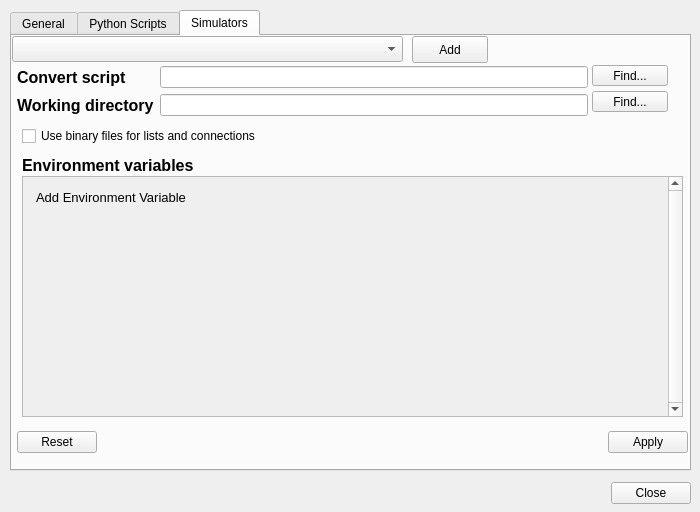
The window that settings_window.ui (SpineML/SpineCreator) describes before a commit, drawn with Qt 5.
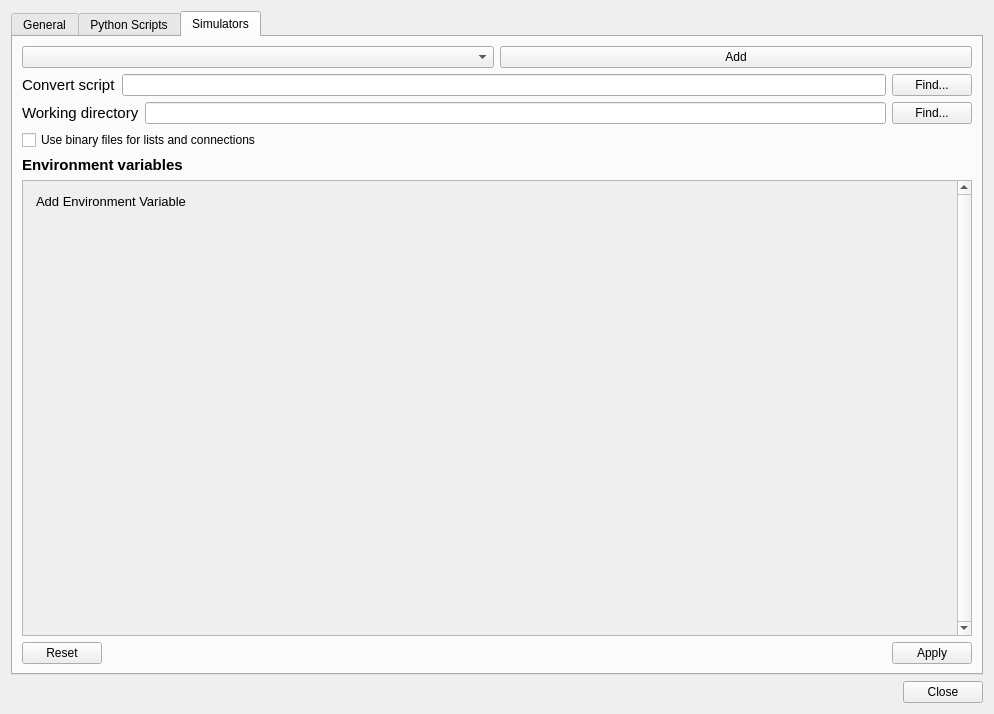
The same window after the commit. The open tabs and pages were chosen to show the change. Icons and pictures are not drawn.

Commit message: Improves layout of settings window. Adds python path and PYTHONHOME settings for non-standard Python installations

What changed in the file:
```diff
--- a/settings_window.ui
+++ b/settings_window.ui
@@ -6,12 +6,12 @@
    <rect>
     <x>0</x>
     <y>0</y>
-    <width>700</width>
-    <height>512</height>
+    <width>994</width>
+    <height>714</height>
    </rect>
   </property>
   <property name="sizePolicy">
-   <sizepolicy hsizetype="Fixed" vsizetype="Fixed">
+   <sizepolicy hsizetype="Expanding" vsizetype="Expanding">
     <horstretch>0</horstretch>
     <verstretch>0</verstretch>
    </sizepolicy>
@@ -22,12 +22,6 @@
     <height>512</height>
    </size>
   </property>
-  <property name="maximumSize">
-   <size>
-    <width>700</width>
-    <height>512</height>
-   </size>
-  </property>
   <property name="windowTitle">
    <string>Preferences</string>
   </property>
@@ -35,15 +29,9 @@
    <iconset resource="icons.qrc">
     <normaloff>:/icons/toolbar/edit.png</normaloff>:/icons/toolbar/edit.png</iconset>
   </property>
+  <layout class="QVBoxLayout" name="verticalLayout_4">
+   <item>
   <widget class="QTabWidget" name="tabWidget">
-   <property name="geometry">
-    <rect>
-     <x>10</x>
-     <y>10</y>
-     <width>681</width>
-     <height>461</height>
-    </rect>
-   </property>
    <property name="currentIndex">
     <number>0</number>
    </property>
@@ -219,18 +207,149 @@
     </widget>
    </widget>
    <widget class="QWidget" name="sims">
+      <property name="sizePolicy">
+       <sizepolicy hsizetype="Expanding" vsizetype="Expanding">
+        <horstretch>0</horstretch>
+        <verstretch>0</verstretch>
+       </sizepolicy>
+      </property>
     <attribute name="title">
      <string>Simulators</string>
     </attribute>
+      <layout class="QVBoxLayout" name="verticalLayout_8">
+       <item>
+        <layout class="QVBoxLayout" name="verticalLayout_6">
+         <item>
+          <layout class="QHBoxLayout" name="hl_sim">
+           <item>
+            <widget class="QComboBox" name="comboBox"/>
+           </item>
+           <item>
+            <widget class="QPushButton" name="addSim">
+             <property name="text">
+              <string>Add</string>
+             </property>
+            </widget>
+           </item>
+          </layout>
+         </item>
+         <item>
+          <layout class="QHBoxLayout" name="hl_convertscript">
+           <item>
+            <widget class="QLabel" name="scriptLabel">
+             <property name="font">
+              <font>
+               <pointsize>11</pointsize>
+               <weight>50</weight>
+               <bold>false</bold>
+              </font>
+             </property>
+             <property name="text">
+              <string>Convert script</string>
+             </property>
+            </widget>
+           </item>
+           <item>
+            <widget class="QLineEdit" name="scriptLineEdit">
+             <property name="sizePolicy">
+              <sizepolicy hsizetype="Expanding" vsizetype="Preferred">
+               <horstretch>0</horstretch>
+               <verstretch>0</verstretch>
+              </sizepolicy>
+             </property>
+             <property name="toolTip">
+              <string>&lt;html&gt;&lt;head/&gt;&lt;body&gt;&lt;p&gt;Full path to the convert script (convert_script_s2b).&lt;/p&gt;&lt;/body&gt;&lt;/html&gt;</string>
+             </property>
+            </widget>
+           </item>
+           <item>
+            <widget class="QPushButton" name="findFile">
+             <property name="sizePolicy">
+              <sizepolicy hsizetype="Minimum" vsizetype="Preferred">
+               <horstretch>0</horstretch>
+               <verstretch>0</verstretch>
+              </sizepolicy>
+             </property>
+             <property name="text">
+              <string>Find...</string>
+             </property>
+            </widget>
+           </item>
+          </layout>
+         </item>
+         <item>
+          <layout class="QHBoxLayout" name="hl_workingDir">
+           <item>
+            <widget class="QLabel" name="scriptWDLabel">
+             <property name="font">
+              <font>
+               <pointsize>11</pointsize>
+               <weight>50</weight>
+               <bold>false</bold>
+              </font>
+             </property>
+             <property name="text">
+              <string>Working directory</string>
+             </property>
+            </widget>
+           </item>
+           <item>
+            <widget class="QLineEdit" name="scriptWDLineEdit">
+             <property name="sizePolicy">
+              <sizepolicy hsizetype="Expanding" vsizetype="Preferred">
+               <horstretch>0</horstretch>
+               <verstretch>0</verstretch>
+              </sizepolicy>
+             </property>
+             <property name="toolTip">
+              <string>&lt;html&gt;&lt;head/&gt;&lt;body&gt;&lt;p&gt;The working directory for the convert script. Passed as an option to convert_script_s2b. SpineCreator will save its experiement files into this directory before running the experiement with the simulator.&lt;/p&gt;&lt;/body&gt;&lt;/html&gt;</string>
+             </property>
+             <property name="readOnly">
+              <bool>false</bool>
+             </property>
+            </widget>
+           </item>
+           <item>
+            <widget class="QPushButton" name="findWorkingDir">
+             <property name="sizePolicy">
+              <sizepolicy hsizetype="Minimum" vsizetype="Preferred">
+               <horstretch>0</horstretch>
+               <verstretch>0</verstretch>
+              </sizepolicy>
+             </property>
+             <property name="text">
+              <string>Find...</string>
+             </property>
+            </widget>
+           </item>
+          </layout>
+         </item>
+         <item>
+          <widget class="QCheckBox" name="useBinary">
+           <property name="text">
+            <string>Use binary files for lists and connections</string>
+           </property>
+          </widget>
+         </item>
+         <item>
+          <layout class="QVBoxLayout" name="vl_envVars">
+           <item>
+            <widget class="QLabel" name="label">
+             <property name="font">
+              <font>
+               <pointsize>11</pointsize>
+               <weight>50</weight>
+               <bold>false</bold>
+               <kerning>true</kerning>
+              </font>
+             </property>
+             <property name="text">
+              <string>&lt;b&gt;Environment variables&lt;/b&gt;</string>
+             </property>
+            </widget>
+           </item>
+           <item>
     <widget class="QScrollArea" name="scrollArea">
-     <property name="geometry">
-      <rect>
-       <x>10</x>
-       <y>140</y>
-       <width>661</width>
-       <height>241</height>
-      </rect>
-     </property>
      <property name="verticalScrollBarPolicy">
       <enum>Qt::ScrollBarAlwaysOn</enum>
      </property>
@@ -242,8 +361,8 @@
        <rect>
         <x>0</x>
         <y>0</y>
-        <width>643</width>
-        <height>239</height>
+                <width>934</width>
+                <height>428</height>
        </rect>
       </property>
       <layout class="QVBoxLayout" name="verticalLayout">
@@ -303,15 +422,11 @@
       </layout>
      </widget>
     </widget>
+           </item>
+          </layout>
+         </item>
+         <item>
     <widget class="QDialogButtonBox" name="buttonBox">
-     <property name="geometry">
-      <rect>
-       <x>5</x>
-       <y>390</y>
-       <width>671</width>
-       <height>32</height>
-      </rect>
-     </property>
      <property name="orientation">
       <enum>Qt::Horizontal</enum>
      </property>
@@ -319,185 +434,21 @@
       <set>QDialogButtonBox::Apply|QDialogButtonBox::Reset</set>
      </property>
     </widget>
-    <widget class="QPushButton" name="addSim">
-     <property name="geometry">
-      <rect>
-       <x>400</x>
-       <y>0</y>
-       <width>76</width>
-       <height>27</height>
-      </rect>
-     </property>
-     <property name="text">
-      <string>Add</string>
-     </property>
-    </widget>
-    <widget class="QComboBox" name="comboBox">
-     <property name="geometry">
-      <rect>
-       <x>0</x>
-       <y>0</y>
-       <width>391</width>
-       <height>26</height>
-      </rect>
-     </property>
-    </widget>
-    <widget class="QPushButton" name="findFile">
-     <property name="geometry">
-      <rect>
-       <x>580</x>
-       <y>29</y>
-       <width>76</width>
-       <height>21</height>
-      </rect>
-     </property>
-     <property name="sizePolicy">
-      <sizepolicy hsizetype="Minimum" vsizetype="Preferred">
-       <horstretch>0</horstretch>
-       <verstretch>0</verstretch>
-      </sizepolicy>
-     </property>
-     <property name="text">
-      <string>Find...</string>
-     </property>
-    </widget>
-    <widget class="QWidget" name="formLayoutWidget">
-     <property name="geometry">
-      <rect>
-       <x>5</x>
-       <y>30</y>
-       <width>571</width>
-       <height>61</height>
-      </rect>
-     </property>
-     <layout class="QFormLayout" name="formLayout">
-      <property name="fieldGrowthPolicy">
-       <enum>QFormLayout::AllNonFixedFieldsGrow</enum>
-      </property>
-      <item row="0" column="0">
-       <widget class="QLabel" name="scriptLabel">
-        <property name="font">
-         <font>
-          <pointsize>12</pointsize>
-          <weight>75</weight>
-          <bold>true</bold>
-         </font>
-        </property>
-        <property name="text">
-         <string>Convert script</string>
-        </property>
-       </widget>
-      </item>
-      <item row="1" column="0">
-       <widget class="QLabel" name="scriptWDLabel">
-        <property name="font">
-         <font>
-          <pointsize>12</pointsize>
-          <weight>75</weight>
-          <bold>true</bold>
-         </font>
-        </property>
-        <property name="text">
-         <string>Working directory</string>
-        </property>
-       </widget>
-      </item>
-      <item row="1" column="1">
-       <widget class="QLineEdit" name="scriptWDLineEdit">
-        <property name="sizePolicy">
-         <sizepolicy hsizetype="Expanding" vsizetype="Preferred">
-          <horstretch>0</horstretch>
-          <verstretch>0</verstretch>
-         </sizepolicy>
-        </property>
-        <property name="toolTip">
-         <string>&lt;html&gt;&lt;head/&gt;&lt;body&gt;&lt;p&gt;The working directory for the convert script. Passed as an option to convert_script_s2b. SpineCreator will save its experiement files into this directory before running the experiement with the simulator.&lt;/p&gt;&lt;/body&gt;&lt;/html&gt;</string>
-        </property>
-        <property name="readOnly">
-         <bool>false</bool>
-        </property>
-       </widget>
-      </item>
-      <item row="0" column="1">
-       <widget class="QLineEdit" name="scriptLineEdit">
-        <property name="sizePolicy">
-         <sizepolicy hsizetype="Expanding" vsizetype="Preferred">
-          <horstretch>0</horstretch>
-          <verstretch>0</verstretch>
-         </sizepolicy>
-        </property>
-        <property name="toolTip">
-         <string>&lt;html&gt;&lt;head/&gt;&lt;body&gt;&lt;p&gt;Full path to the convert script (convert_script_s2b).&lt;/p&gt;&lt;/body&gt;&lt;/html&gt;</string>
-        </property>
-       </widget>
-      </item>
-     </layout>
-    </widget>
-    <widget class="QCheckBox" name="useBinary">
-     <property name="geometry">
-      <rect>
-       <x>10</x>
-       <y>90</y>
-       <width>271</width>
-       <height>20</height>
-      </rect>
-     </property>
-     <property name="text">
-      <string>Use binary files for lists and connections</string>
-     </property>
+         </item>
+        </layout>
+       </item>
+      </layout>
+     </widget>
     </widget>
-    <widget class="QLabel" name="label">
-     <property name="geometry">
-      <rect>
-       <x>10</x>
-       <y>120</y>
-       <width>211</width>
-       <height>19</height>
-      </rect>
-     </property>
-     <property name="font">
-      <font>
-       <pointsize>12</pointsize>
-      </font>
-     </property>
-     <property name="text">
-      <string>&lt;b&gt;Environment variables&lt;/b&gt;</string>
-     </property>
-    </widget>
-    <widget class="QPushButton" name="findWorkingDir">
-     <property name="geometry">
-      <rect>
-       <x>580</x>
-       <y>55</y>
-       <width>76</width>
-       <height>21</height>
-      </rect>
-     </property>
-     <property name="sizePolicy">
-      <sizepolicy hsizetype="Minimum" vsizetype="Preferred">
-       <horstretch>0</horstretch>
-       <verstretch>0</verstretch>
-      </sizepolicy>
-     </property>
-     <property name="text">
-      <string>Find...</string>
-     </property>
-    </widget>
-   </widget>
-  </widget>
+   </item>
+   <item>
   <widget class="QDialogButtonBox" name="buttonBox_2">
-   <property name="geometry">
-    <rect>
-     <x>520</x>
-     <y>480</y>
-     <width>171</width>
-     <height>27</height>
-    </rect>
-   </property>
    <property name="standardButtons">
     <set>QDialogButtonBox::Close</set>
    </property>
   </widget>
+   </item>
+  </layout>
  </widget>
  <resources>
   <include location="icons.qrc"/>
```
Left out of the diff: 288 changed lines with no effect on the pictures. Lines whose indentation alone changed are shown as unchanged. The commit also changes 3 other files.
